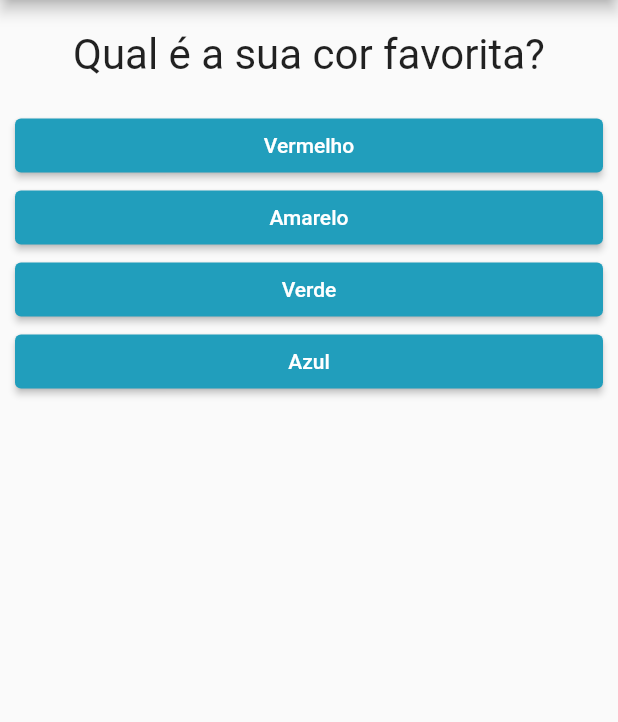
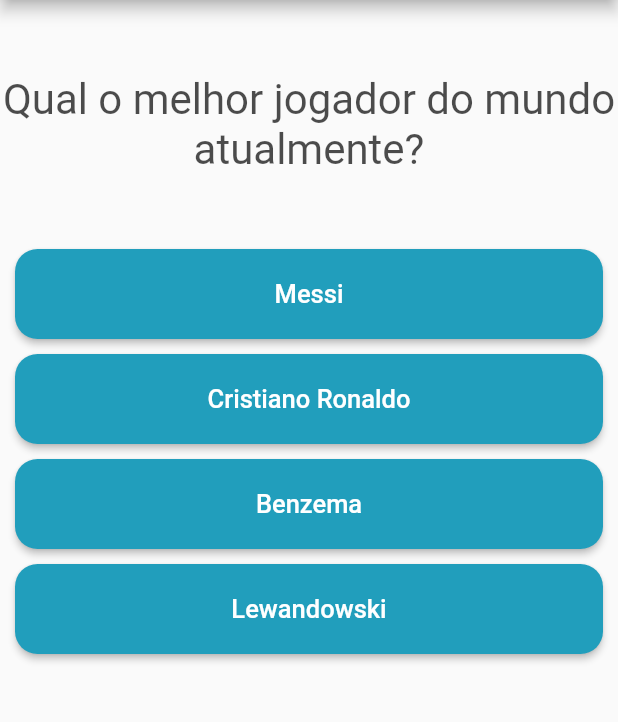
Before and after one commit to brunodeev/quiz_app, a Flutter app: the screen it shows after launch, on a phone screen of 412 x 824 dp, the part 84-806 px from its top. Run offline on Flutter 3.47's test engine with Material 2 defaults, Android fonts, the phone set to English and light mode, and no system bars.

Commit message:
melhoras no design e perguntas

```diff
--- a/lib/answer_button.dart
+++ b/lib/answer_button.dart
@@ -9,14 +9,21 @@ class AnswerButton extends StatelessWidget {
   @override
   Widget build(BuildContext context) {
     return Container(
-      margin: const EdgeInsets.symmetric(horizontal: 10),
+      height: 60,
+      margin: const EdgeInsets.only(left: 10, top: 0, right: 10, bottom: 10),
       width: double.infinity,
       child: ElevatedButton(
         style: ElevatedButton.styleFrom(
+          shape: RoundedRectangleBorder(
+            borderRadius: BorderRadius.circular(15),
+          ),
           backgroundColor: const Color(0xff219ebc),
         ),
         onPressed: onPressed,
-        child: Text(text),
+        child: Text(
+          text,
+          style: const TextStyle(fontSize: 17),
+        ),
       ),
     );
   }
--- a/lib/main.dart
+++ b/lib/main.dart
@@ -17,41 +17,32 @@ class _PerguntaAppState extends State<PerguntaApp> {
 
   final _perguntas = const [
     {
-      'texto': 'Qual é a sua cor favorita?',
+      'texto': 'Qual o melhor jogador do mundo atualmente?',
       'respostas': [
-        {'texto': 'Vermelho', 'pontuacao': 10},
-        {'texto': 'Amarelo', 'pontuacao': 5},
-        {'texto': 'Verde', 'pontuacao': 3},
-        {'texto': 'Azul', 'pontuacao': 1},
+        {'texto': 'Messi', 'pontuacao': 0},
+        {'texto': 'Cristiano Ronaldo', 'pontuacao': 0},
+        {'texto': 'Benzema', 'pontuacao': 10},
+        {'texto': 'Lewandowski', 'pontuacao': 0},
       ],
     },
     {
-      'texto': 'Qual é seu animal favorito?',
+      'texto': 'Qual país sediará a Copa do Mundo?',
       'respostas': [
-        {'texto': 'Cobra', 'pontuacao': 10},
-        {'texto': 'Leão', 'pontuacao': 5},
-        {'texto': 'Elefante', 'pontuacao': 3},
-        {'texto': 'Dinossauro', 'pontuacao': 1},
+        {'texto': 'Brasil', 'pontuacao': 0},
+        {'texto': 'Qatar', 'pontuacao': 10},
+        {'texto': 'França', 'pontuacao': 0},
+        {'texto': 'Inglaterra', 'pontuacao': 0},
       ],
     },
     {
-      'texto': 'Qual a melhor escola?',
+      'texto': 'Qual seleção que mais vezes foi campeã da Copa?',
       'respostas': [
-        {'texto': 'Moraes', 'pontuacao': 10},
-        {'texto': 'CIEM', 'pontuacao': 5},
-        {'texto': 'Voo Livre', 'pontuacao': 3},
-        {'texto': 'Expressão', 'pontuacao': 1},
+        {'texto': 'França', 'pontuacao': 0},
+        {'texto': 'Itália', 'pontuacao': 0},
+        {'texto': 'Alemanha', 'pontuacao': 0},
+        {'texto': 'Brasil', 'pontuacao': 10},
       ],
     },
-    {
-      'texto': 'Qual a sua idade?',
-      'respostas': [
-        {'texto': '15', 'pontuacao': 10},
-        {'texto': '16', 'pontuacao': 5},
-        {'texto': '17', 'pontuacao': 3},
-        {'texto': '18', 'pontuacao': 1},
-      ],
-    }
   ];
 
   void _responder(int pontuacao) {
--- a/lib/question.dart
+++ b/lib/question.dart
@@ -9,10 +9,10 @@ class Question extends StatelessWidget {
   Widget build(BuildContext context) {
     return Container(
       width: double.infinity,
-      margin: const EdgeInsets.all(20),
+      margin: const EdgeInsets.symmetric(vertical: 50),
       child: Text(
         text,
-        style: const TextStyle(fontSize: 28),
+        style: TextStyle(fontSize: 28, color: Colors.black.withOpacity(0.7)),
         textAlign: TextAlign.center,
       ),
     );
```
Also changed, not shown: lib/result.dart (+42 -13 lines).
